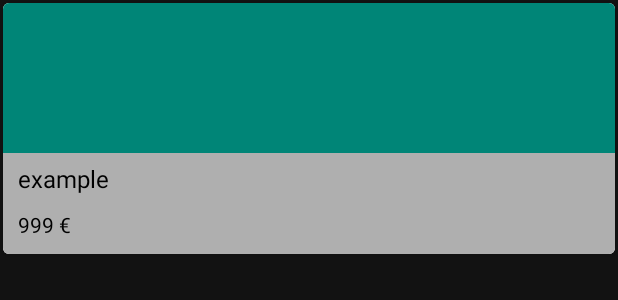
After one commit to jrodriguezva/Mascotas, an Android app: the layout item_product.xml on its own in the app's theme, with its tools: preview values and no code run, on a phone screen of 412 x 824 dp. The commit adds this screen. Shown: the top 300 px of the screen. Run offline under Robolectric (Android 15) with nearby library versions, the phone set to English and light mode, and no system bars.

Commit message:
add product item card on recyclerview onSale on Profile

```diff
--- a/app/build.gradle
+++ b/app/build.gradle
@@ -35,6 +35,7 @@ dependencies {
     implementation 'de.hdodenhof:circleimageview:3.0.0'
     implementation 'androidx.fragment:fragment-ktx:1.2.0-rc02'
     implementation 'com.google.android.material:material:1.2.0-alpha02'
+    implementation 'com.squareup.picasso:picasso:2.71828'
     testImplementation 'junit:junit:4.12'
     androidTestImplementation 'androidx.test.ext:junit:1.1.1'
     androidTestImplementation 'androidx.test.espresso:espresso-core:3.2.0'
--- a/app/src/main/AndroidManifest.xml
+++ b/app/src/main/AndroidManifest.xml
@@ -1,6 +1,8 @@
 <?xml version="1.0" encoding="utf-8"?>
 <manifest xmlns:android="http://schemas.android.com/apk/res/android"
     package="es.architectcoders.mascotas">
+
+    <uses-permission android:name="android.permission.INTERNET" />
 
     <application
         android:allowBackup="true"
--- /dev/null
+++ b/app/src/main/res/layout/item_product.xml
@@ -0,0 +1,54 @@
+<?xml version="1.0" encoding="utf-8"?>
+<androidx.cardview.widget.CardView
+    xmlns:android="http://schemas.android.com/apk/res/android"
+    xmlns:app="http://schemas.android.com/apk/res-auto"
+    android:orientation="vertical"
+    android:layout_width="match_parent"
+    android:layout_height="wrap_content"
+    android:layout_margin="2dp"
+    app:cardCornerRadius="4dp">
+
+    <LinearLayout
+        android:layout_width="match_parent"
+        android:layout_height="match_parent"
+        android:background="@color/white"
+        android:orientation="vertical">
+
+        <ImageView
+            android:id="@+id/imageProduct"
+            android:layout_width="match_parent"
+            android:layout_height="100dp"
+            android:src="@color/colorPrimary" />
+
+        <LinearLayout
+            android:layout_width="match_parent"
+            android:layout_height="match_parent"
+            android:background="@color/gray"
+            android:orientation="vertical">
+
+            <TextView
+                android:id="@+id/nameProduct"
+                android:layout_width="match_parent"
+                android:layout_height="wrap_content"
+                android:text="example"
+                android:textColor="@color/black"
+                android:textSize="16sp"
+                android:layout_alignParentBottom="true"
+                android:layout_marginTop="6dp"
+                android:layout_marginStart="10dp"
+                android:layout_marginEnd="10dp"/>
+
+            <TextView
+                android:id="@+id/prizeProduct"
+                android:layout_width="match_parent"
+                android:layout_height="wrap_content"
+                android:textColor="@color/black"
+                android:text="999 €"
+                android:layout_marginStart="10dp"
+                android:layout_marginEnd="10dp"
+                android:layout_marginTop="10dp"
+                android:layout_marginBottom="10dp"/>
+        </LinearLayout>
+    </LinearLayout>
+
+</androidx.cardview.widget.CardView>
--- a/app/src/main/res/values/colors.xml
+++ b/app/src/main/res/values/colors.xml
@@ -6,7 +6,7 @@
     <color name="colorAccent">#D81B60</color>
     <color name="white">#FFFFFF</color>
     <color name="black">#000000</color>
-    <color name="gray">#646464</color>
+    <color name="gray">#AFAFAF</color>
     <color name="blue">#007BDA</color>
 
     <color name="red_100">#F44336</color>
```
Also changed, not shown: app/src/main/java/es/architectcoders/mascotas/data/models/Product.kt (added, +51 -0 lines), app/src/main/java/es/architectcoders/mascotas/ui/adapters/ProductAdapter.kt (added, +51 -0 lines), app/src/main/java/es/architectcoders/mascotas/ui/fragments/ProfileOnSaleFragment.kt (+25 -0 lines), app/src/main/res/layout/profile_on_sale_fragment.xml (+4 -8 lines).
